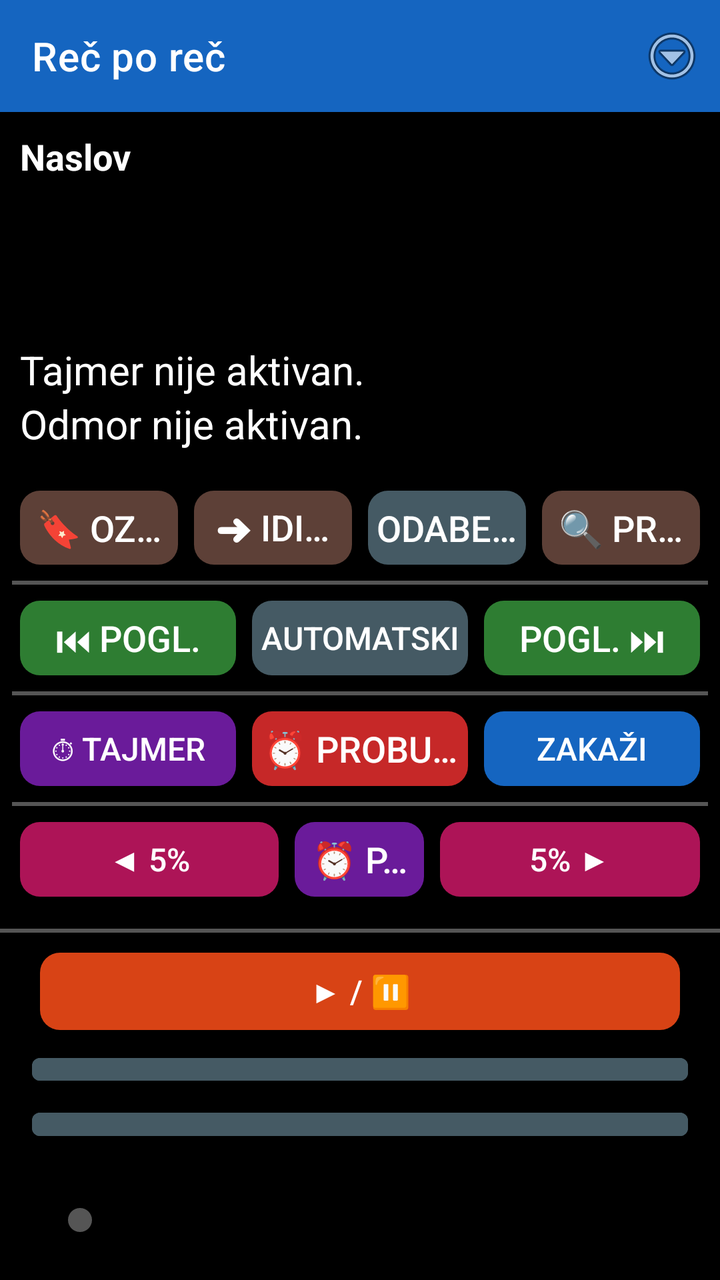
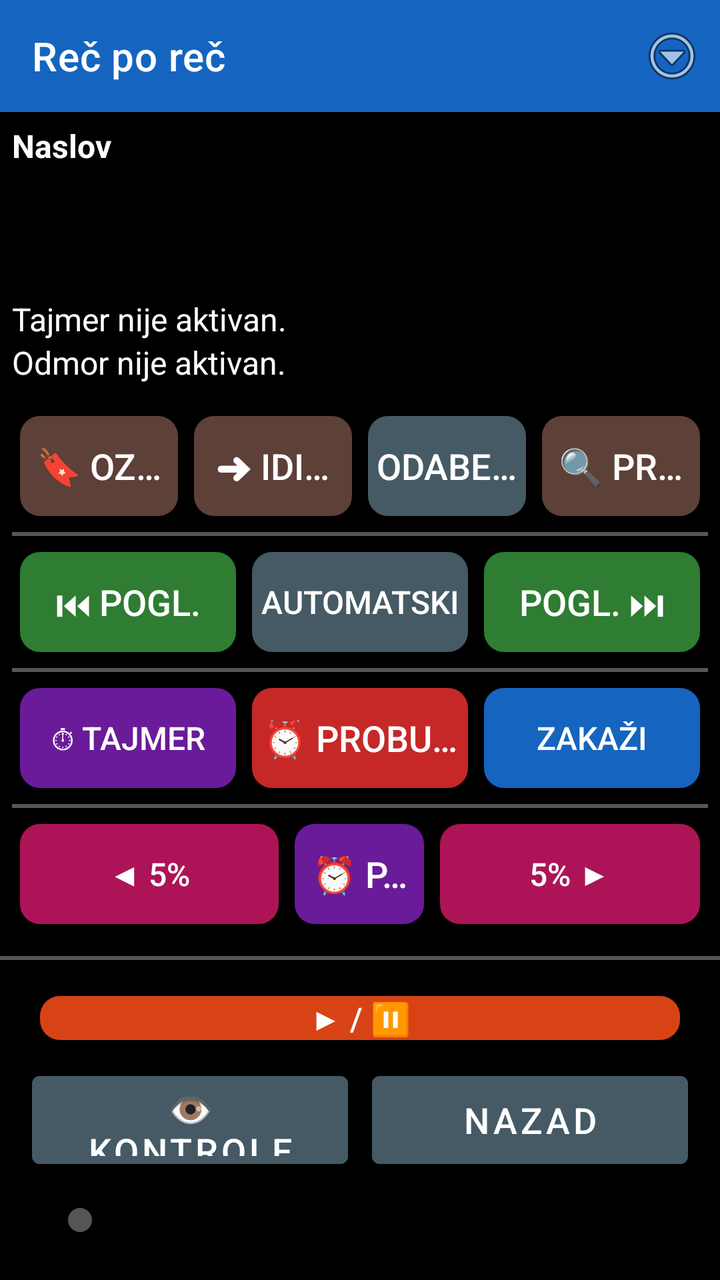

Screens rendered from an Android XML layout before and after an edit, with the pre-edit source and the edit as a unified diff.
<!-- AndroidManifest.xml: application theme Theme.RecPoRec -->
<!-- res/layout/activity_reader.xml -->
<?xml version="1.0" encoding="utf-8"?>
<LinearLayout xmlns:android="http://schemas.android.com/apk/res/android"
    xmlns:app="http://schemas.android.com/apk/res-auto"
    android:layout_width="match_parent"
    android:layout_height="match_parent"
    android:orientation="vertical"
    android:fitsSystemWindows="true"
    android:background="@color/background">

    
    <androidx.appcompat.widget.Toolbar
        android:id="@+id/toolbar"
        android:layout_width="match_parent"
        android:layout_height="?attr/actionBarSize"
        android:background="@color/btn_voice"
        android:titleTextColor="@color/text_primary"
        app:title="@string/app_name">

        <ImageButton
            android:id="@+id/btnOverflow"
            android:layout_width="48dp"
            android:layout_height="48dp"
            android:layout_gravity="end|center_vertical"
            android:background="@android:color/transparent"
            android:contentDescription="@string/menu_options_button"
            android:src="@android:drawable/ic_menu_more" />
    </androidx.appcompat.widget.Toolbar>

    
    <LinearLayout
        android:id="@+id/layoutStatus"
        android:layout_width="match_parent"
        android:layout_height="wrap_content"
        android:orientation="vertical"
        android:padding="10dp">

        <TextView
            android:id="@+id/textDocTitle"
            android:layout_width="match_parent"
            android:layout_height="wrap_content"
            android:textSize="18sp"
            android:textStyle="bold"
            android:textColor="@color/text_primary"
            android:maxLines="1"
            android:ellipsize="end"
            android:text="Naslov" />

        <TextView
            android:id="@+id/textPages"
            android:layout_width="match_parent"
            android:layout_height="wrap_content"
            android:textSize="20sp"
            android:textColor="@color/text_primary"
            android:accessibilityLiveRegion="polite" />

        <TextView
            android:id="@+id/textElapsed"
            android:layout_width="match_parent"
            android:layout_height="wrap_content"
            android:textSize="20sp"
            android:textColor="@color/text_primary" />

        <TextView
            android:id="@+id/textRemaining"
            android:layout_width="match_parent"
            android:layout_height="wrap_content"
            android:textSize="20sp"
            android:textColor="@color/text_primary" />

        <TextView
            android:id="@+id/textTimerStatus"
            android:layout_width="match_parent"
            android:layout_height="wrap_content"
            android:textSize="20sp"
            android:textColor="@color/text_primary"
            android:text="Tajmer nije aktivan." />

        <TextView
            android:id="@+id/textRestStatus"
            android:layout_width="match_parent"
            android:layout_height="wrap_content"
            android:textSize="20sp"
            android:textColor="@color/text_primary"
            android:text="Odmor nije aktivan." />
    </LinearLayout>

    
    <LinearLayout
        android:layout_width="match_parent"
        android:layout_height="0dp"
        android:layout_weight="2"
        android:orientation="vertical"
        android:padding="6dp">

        
        <LinearLayout
            android:id="@+id/layoutRow1"
            android:layout_width="match_parent"
            android:layout_height="0dp"
            android:layout_weight="1"
            android:orientation="horizontal">

            <androidx.appcompat.widget.AppCompatButton android:id="@+id/btnBookmarks" style="@style/KeyButton"
                android:backgroundTint="@color/btn_goto_page"
                android:contentDescription="Oznake - dodaj, ukloni ili ukloni sve oznake u ovom dokumentu. Dug pritisak: brzo dodaj oznaku."
                android:textSize="18sp"
                android:text="🔖 Oznake" />

            <androidx.appcompat.widget.AppCompatButton android:id="@+id/btnGoTo" style="@style/KeyButton"
                android:backgroundTint="@color/btn_goto_page"
                android:contentDescription="Idi na stranicu, minut ili oznaku. Dug pritisak: idi na početak dokumenta."
                android:textSize="18sp"
                android:text="➜ Idi na" />

            <androidx.appcompat.widget.AppCompatButton android:id="@+id/btnSelectAll" style="@style/KeyButton"
                android:backgroundTint="@color/btn_combined"
                android:contentDescription="Odaberi sve. Dug pritisak: kopiraj odabrano."
                android:textSize="18sp"
                android:text="Odaberi" />

            <androidx.appcompat.widget.AppCompatButton android:id="@+id/btnSearchText" style="@style/KeyButton"
                android:backgroundTint="@color/btn_goto_page"
                android:contentDescription="Pretraži tekst dokumenta. Dug pritisak: ponovi poslednju pretragu."
                android:textSize="18sp"
                android:text="🔍 Pretraga" />
        </LinearLayout>

        
        <View
            android:id="@+id/dividerRow1"
            android:layout_width="match_parent"
            android:layout_height="2dp"
            android:layout_marginTop="4dp"
            android:layout_marginBottom="4dp"
            android:background="@color/slider_track"
            android:importantForAccessibility="no" />

        
        <LinearLayout
            android:id="@+id/layoutRow2"
            android:layout_width="match_parent"
            android:layout_height="0dp"
            android:layout_weight="1"
            android:orientation="horizontal">

            <androidx.appcompat.widget.AppCompatButton android:id="@+id/btnPrevChapter" style="@style/KeyButton"
                android:backgroundTint="@color/btn_chapter"
                android:contentDescription="@string/btn_prev_chapter"
                android:textSize="18sp"
                android:text="⏮ Pogl." />

            <androidx.appcompat.widget.AppCompatButton android:id="@+id/btnAutoScroll" style="@style/KeyButton"
                android:backgroundTint="@color/btn_combined"
                android:contentDescription="Automatski listaj dokument."
                android:text="Automatski" />

            <androidx.appcompat.widget.AppCompatButton android:id="@+id/btnNextChapter" style="@style/KeyButton"
                android:backgroundTint="@color/btn_chapter"
                android:contentDescription="@string/btn_next_chapter"
                android:textSize="18sp"
                android:text="Pogl. ⏭" />
        </LinearLayout>

        <View
            android:id="@+id/dividerRow2"
            android:layout_width="match_parent"
            android:layout_height="2dp"
            android:layout_marginTop="4dp"
            android:layout_marginBottom="4dp"
            android:background="@color/slider_track"
            android:importantForAccessibility="no" />

        
        <LinearLayout
            android:id="@+id/layoutRow3"
            android:layout_width="match_parent"
            android:layout_height="0dp"
            android:layout_weight="1"
            android:orientation="horizontal">

            <androidx.appcompat.widget.AppCompatButton android:id="@+id/btnTimer" style="@style/KeyButton"
                android:backgroundTint="@color/btn_timer"
                android:contentDescription="@string/btn_timer"
                android:text="⏱ Tajmer" />

            <androidx.appcompat.widget.AppCompatButton android:id="@+id/btnWakeUp" style="@style/KeyButton"
                android:backgroundTint="@color/btn_wakeup"
                android:contentDescription="Probudi me u tačno vreme. Dug pritisak: isključi buđenje."
                android:textSize="18sp"
                android:text="⏰ Probudi" />

            <androidx.appcompat.widget.AppCompatButton android:id="@+id/btnScheduleReading" style="@style/KeyButton"
                android:backgroundTint="@color/btn_voice"
                android:contentDescription="Zakaži čitanje."
                android:text="Zakaži" />
        </LinearLayout>

        <View
            android:id="@+id/dividerRow3"
            android:layout_width="match_parent"
            android:layout_height="2dp"
            android:layout_marginTop="4dp"
            android:layout_marginBottom="4dp"
            android:background="@color/slider_track"
            android:importantForAccessibility="no" />

        
        <LinearLayout
            android:id="@+id/layoutRow5"
            android:layout_width="match_parent"
            android:layout_height="0dp"
            android:layout_weight="1"
            android:orientation="horizontal">

            <androidx.appcompat.widget.AppCompatButton android:id="@+id/btnStepBack" style="@style/KeyButton"
                android:layout_weight="2"
                android:backgroundTint="@color/btn_page_nav"
                android:contentDescription="@string/slider_back"
                android:text="◀ 5%" />

            <androidx.appcompat.widget.AppCompatButton android:id="@+id/btnRemindMe" style="@style/KeyButton"
                android:backgroundTint="@color/btn_timer"
                android:contentDescription="Podsetnik, vraća dokument unazad. Dug pritisak: ponovi poslednji podsetnik."
                android:textSize="18sp"
                android:text="⏰ Podseti" />

            <androidx.appcompat.widget.AppCompatButton android:id="@+id/btnStepForward" style="@style/KeyButton"
                android:layout_weight="2"
                android:backgroundTint="@color/btn_page_nav"
                android:contentDescription="@string/slider_forward"
                android:text="5% ▶" />
        </LinearLayout>

    </LinearLayout>

    <View
        android:id="@+id/dividerRow4"
        android:layout_width="match_parent"
        android:layout_height="2dp"
        android:layout_marginTop="6dp"
        android:layout_marginBottom="6dp"
        android:background="@color/slider_track"
        android:importantForAccessibility="no" />

    
    <LinearLayout
        android:layout_width="match_parent"
        android:layout_height="0dp"
        android:layout_weight="1"
        android:orientation="vertical">

        <LinearLayout
            android:layout_width="match_parent"
            android:layout_height="0dp"
            android:layout_weight="2"
            android:layout_marginStart="16dp"
            android:layout_marginEnd="16dp"
            android:layout_marginBottom="4dp"
            android:orientation="horizontal">

            <androidx.appcompat.widget.AppCompatButton android:id="@+id/btnPlayPause" style="@style/KeyButton"
                android:backgroundTint="@color/btn_play"
                android:contentDescription="@string/btn_play_pause"
                android:text="▶ / ⏸" />
        </LinearLayout>

        <Button
            android:id="@+id/btnToggleControls"
            android:layout_width="match_parent"
            android:layout_height="0dp"
            android:layout_weight="1"
            android:layout_marginStart="16dp"
            android:layout_marginEnd="16dp"
            android:layout_marginBottom="4dp"
            android:textSize="18sp"
            android:backgroundTint="@color/btn_combined"
            android:textColor="@color/button_text"
            android:contentDescription="Prikaži ili sakrij kontrole. Dug pritisak: Kratak predah, pauzira čitanje na 15 minuta."
            android:text="👁 Kontrole" />

        <Button
            android:id="@+id/btnBack"
            android:layout_width="match_parent"
            android:layout_height="0dp"
            android:layout_weight="1"
            android:layout_marginStart="16dp"
            android:layout_marginEnd="16dp"
            android:layout_marginBottom="10dp"
            android:textSize="18sp"
            android:backgroundTint="@color/btn_combined"
            android:textColor="@color/button_text"
            android:contentDescription="Nazad. Zatvara dokument, vraća na listu. Dug pritisak: pošalji aplikaciju u pozadinu."
            android:text="Nazad" />

    </LinearLayout>

    
    <SeekBar
        android:id="@+id/seekProgress"
        android:layout_width="match_parent"
        android:layout_height="32dp"
        android:layout_marginStart="24dp"
        android:layout_marginEnd="24dp"
        android:layout_marginTop="10dp"
        android:layout_marginBottom="14dp"
        android:contentDescription="@string/slider_position"
        android:max="100"
        android:progressTint="@color/slider_track"
        android:thumbTint="@color/slider_track" />

</LinearLayout>
<!-- resources referenced by this layout -->
<resources>
  <color name="background">#000000</color>
  <color name="btn_chapter">#2E7D32</color>
  <color name="btn_combined">#455A64</color>
  <color name="btn_goto_page">#5D4037</color>
  <color name="btn_page_nav">#AD1457</color>
  <color name="btn_play">#D84315</color>
  <color name="btn_timer">#6A1B9A</color>
  <color name="btn_voice">#1565C0</color>
  <color name="btn_wakeup">#C62828</color>
  <color name="button_text">#FFFFFF</color>
  <color name="slider_track">#555555</color>
  <color name="text_primary">#FFFFFF</color>
  <string name="app_name">Reč po reč</string>
  <string name="btn_next_chapter">Sledeće poglavlje. Dug pritisak: spisak svih poglavlja.</string>
  <string name="btn_play_pause">Pokreni/Pauziraj čitanje. Dug pritisak: reci trenutni status.</string>
  <string name="btn_prev_chapter">Prethodno poglavlje. Dug pritisak: ponovi trenutno poglavlje.</string>
  <string name="btn_timer">Tajmer za automatsku pauzu. Dug pritisak: isključi tajmer.</string>
  <string name="menu_options_button">Opcije. Dug pritisak: provera dozvola.</string>
  <string name="slider_back">Pomeri pet posto unazad. Dug pritisak: ponovi trenutnu stranicu.</string>
  <string name="slider_forward">Pomeri pet posto unapred. Dug pritisak: poništi poslednju radnju.</string>
  <string name="slider_position">Klizač za pomeranje kroz knjigu, pet posto po koraku</string>
  <style name="Theme.RecPoRec" parent="Theme.MaterialComponents.DayNight.NoActionBar">
          <item name="android:windowBackground">@color/background</item>
          <item name="android:textColorPrimary">@color/text_primary</item>
          <item name="colorPrimary">@color/btn_voice</item>
          <item name="colorOnPrimary">@color/button_text</item>
          <item name="alertDialogTheme">@style/RecPoRecAlertDialog</item>
          <item name="android:alertDialogTheme">@style/RecPoRecAlertDialog</item>
      </style>
  <!-- drawable key_button_shape (drawable) -->
  <?xml version="1.0" encoding="utf-8"?>
  <shape xmlns:android="http://schemas.android.com/apk/res/android"
      android:shape="rectangle">
      <corners android:radius="10dp" />
      <solid android:color="#FFFFFF" />
  </shape>
  <style name="RecPoRecAlertDialog" parent="Theme.AppCompat.DayNight.Dialog.Alert">
          <item name="android:windowBackground">@color/background</item>
          <item name="android:textColorPrimary">@color/text_primary</item>
          <item name="colorAccent">@color/btn_goto_page</item>
          <item name="android:textAppearanceMedium">@style/RecPoRecDialogText</item>
          <item name="android:textAppearanceListItem">@style/RecPoRecDialogText</item>
          <item name="android:textAppearanceListItemSmall">@style/RecPoRecDialogText</item>
          <item name="buttonBarPositiveButtonStyle">@style/RecPoRecDialogButton</item>
          <item name="buttonBarNegativeButtonStyle">@style/RecPoRecDialogButton</item>
          <item name="buttonBarNeutralButtonStyle">@style/RecPoRecDialogButton</item>
      </style>
  <style name="RecPoRecDialogText" parent="TextAppearance.AppCompat.Medium">
          <item name="android:textSize">20sp</item>
          <item name="android:textColor">@color/text_primary</item>
      </style>
  <style name="RecPoRecDialogButton" parent="Widget.AppCompat.Button.ButtonBar.AlertDialog">
          <item name="android:textSize">18sp</item>
          <item name="android:textColor">@color/btn_goto_page</item>
          <item name="android:textStyle">bold</item>
      </style>
  <!-- unchanged entries left out for length: 1 -->
</resources>

<!-- the commit's change to res/layout/activity_reader.xml (unified diff, before → after) -->
@@ -32,13 +32,13 @@
         android:layout_width="match_parent"
         android:layout_height="wrap_content"
         android:orientation="vertical"
-        android:padding="10dp">
+        android:padding="6dp">
 
         <TextView
             android:id="@+id/textDocTitle"
             android:layout_width="match_parent"
             android:layout_height="wrap_content"
-            android:textSize="18sp"
+            android:textSize="16sp"
             android:textStyle="bold"
             android:textColor="@color/text_primary"
             android:maxLines="1"
@@ -49,7 +49,7 @@
             android:id="@+id/textPages"
             android:layout_width="match_parent"
             android:layout_height="wrap_content"
-            android:textSize="20sp"
+            android:textSize="16sp"
             android:textColor="@color/text_primary"
             android:accessibilityLiveRegion="polite" />
 
@@ -57,21 +57,21 @@
             android:id="@+id/textElapsed"
             android:layout_width="match_parent"
             android:layout_height="wrap_content"
-            android:textSize="20sp"
+            android:textSize="16sp"
             android:textColor="@color/text_primary" />
 
         <TextView
             android:id="@+id/textRemaining"
             android:layout_width="match_parent"
             android:layout_height="wrap_content"
-            android:textSize="20sp"
+            android:textSize="16sp"
             android:textColor="@color/text_primary" />
 
         <TextView
             android:id="@+id/textTimerStatus"
             android:layout_width="match_parent"
             android:layout_height="wrap_content"
-            android:textSize="20sp"
+            android:textSize="16sp"
             android:textColor="@color/text_primary"
             android:text="Tajmer nije aktivan." />
 
@@ -79,7 +79,7 @@
             android:id="@+id/textRestStatus"
             android:layout_width="match_parent"
             android:layout_height="wrap_content"
-            android:textSize="20sp"
+            android:textSize="16sp"
             android:textColor="@color/text_primary"
             android:text="Odmor nije aktivan." />
     </LinearLayout>
@@ -87,8 +87,7 @@
     
     <LinearLayout
         android:layout_width="match_parent"
-        android:layout_height="0dp"
-        android:layout_weight="2"
+        android:layout_height="wrap_content"
         android:orientation="vertical"
         android:padding="6dp">
 
@@ -96,8 +95,7 @@
         <LinearLayout
             android:id="@+id/layoutRow1"
             android:layout_width="match_parent"
-            android:layout_height="0dp"
-            android:layout_weight="1"
+            android:layout_height="58dp"
             android:orientation="horizontal">
 
             <androidx.appcompat.widget.AppCompatButton android:id="@+id/btnBookmarks" style="@style/KeyButton"
@@ -139,8 +137,7 @@
         <LinearLayout
             android:id="@+id/layoutRow2"
             android:layout_width="match_parent"
-            android:layout_height="0dp"
-            android:layout_weight="1"
+            android:layout_height="58dp"
             android:orientation="horizontal">
 
             <androidx.appcompat.widget.AppCompatButton android:id="@+id/btnPrevChapter" style="@style/KeyButton"
@@ -174,8 +171,7 @@
         <LinearLayout
             android:id="@+id/layoutRow3"
             android:layout_width="match_parent"
-            android:layout_height="0dp"
-            android:layout_weight="1"
+            android:layout_height="58dp"
             android:orientation="horizontal">
 
             <androidx.appcompat.widget.AppCompatButton android:id="@+id/btnTimer" style="@style/KeyButton"
@@ -208,8 +204,7 @@
         <LinearLayout
             android:id="@+id/layoutRow5"
             android:layout_width="match_parent"
-            android:layout_height="0dp"
-            android:layout_weight="1"
+            android:layout_height="58dp"
             android:orientation="horizontal">
 
             <androidx.appcompat.widget.AppCompatButton android:id="@+id/btnStepBack" style="@style/KeyButton"
@@ -247,31 +242,33 @@
         android:layout_width="match_parent"
         android:layout_height="0dp"
         android:layout_weight="1"
-        android:orientation="vertical">
-
-        <LinearLayout
-            android:layout_width="match_parent"
-            android:layout_height="0dp"
-            android:layout_weight="2"
-            android:layout_marginStart="16dp"
-            android:layout_marginEnd="16dp"
-            android:layout_marginBottom="4dp"
-            android:orientation="horizontal">
-
-            <androidx.appcompat.widget.AppCompatButton android:id="@+id/btnPlayPause" style="@style/KeyButton"
-                android:backgroundTint="@color/btn_play"
-                android:contentDescription="@string/btn_play_pause"
-                android:text="▶ / ⏸" />
-        </LinearLayout>
+        android:layout_marginStart="16dp"
+        android:layout_marginEnd="16dp"
+        android:layout_marginTop="8dp"
+        android:layout_marginBottom="8dp"
+        android:orientation="horizontal">
+
+        <androidx.appcompat.widget.AppCompatButton android:id="@+id/btnPlayPause" style="@style/KeyButton"
+            android:backgroundTint="@color/btn_play"
+            android:contentDescription="@string/btn_play_pause"
+            android:text="▶ / ⏸" />
+    </LinearLayout>
+
+    
+    <LinearLayout
+        android:layout_width="match_parent"
+        android:layout_height="56dp"
+        android:layout_marginStart="16dp"
+        android:layout_marginEnd="16dp"
+        android:layout_marginBottom="6dp"
+        android:orientation="horizontal">
 
         <Button
             android:id="@+id/btnToggleControls"
-            android:layout_width="match_parent"
-            android:layout_height="0dp"
+            android:layout_width="0dp"
+            android:layout_height="match_parent"
             android:layout_weight="1"
-            android:layout_marginStart="16dp"
-            android:layout_marginEnd="16dp"
-            android:layout_marginBottom="4dp"
+            android:layout_marginEnd="6dp"
             android:textSize="18sp"
             android:backgroundTint="@color/btn_combined"
             android:textColor="@color/button_text"
@@ -280,12 +277,10 @@
 
         <Button
             android:id="@+id/btnBack"
-            android:layout_width="match_parent"
-            android:layout_height="0dp"
+            android:layout_width="0dp"
+            android:layout_height="match_parent"
             android:layout_weight="1"
-            android:layout_marginStart="16dp"
-            android:layout_marginEnd="16dp"
-            android:layout_marginBottom="10dp"
+            android:layout_marginStart="6dp"
             android:textSize="18sp"
             android:backgroundTint="@color/btn_combined"
             android:textColor="@color/button_text"
@@ -301,7 +296,6 @@
         android:layout_height="32dp"
         android:layout_marginStart="24dp"
         android:layout_marginEnd="24dp"
-        android:layout_marginTop="10dp"
         android:layout_marginBottom="14dp"
         android:contentDescription="@string/slider_position"
         android:max="100"
